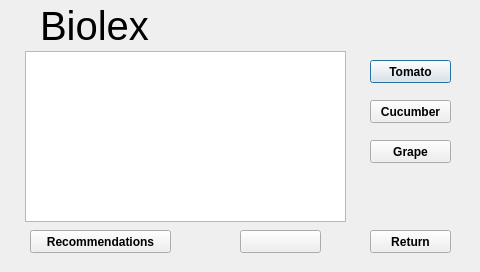
Before: the Qt Designer form showbiolex.ui in 3semesterprojekt/DevKitsoftware, drawn with Qt 5.
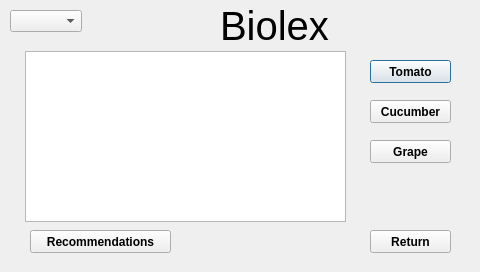
After: the same form once the commit is applied.

```diff
--- a/showbiolex.ui
+++ b/showbiolex.ui
@@ -16,7 +16,7 @@
   <widget class="QLabel" name="label">
    <property name="geometry">
     <rect>
-     <x>40</x>
+     <x>220</x>
      <y>0</y>
      <width>291</width>
      <height>51</height>
@@ -136,17 +136,20 @@
     <string>Recommendations</string>
    </property>
   </widget>
-  <widget class="QPushButton" name="pushButton_6">
+  <widget class="QComboBox" name="deviceComboBox">
    <property name="geometry">
     <rect>
-     <x>240</x>
-     <y>230</y>
-     <width>81</width>
-     <height>23</height>
+     <x>10</x>
+     <y>10</y>
+     <width>131</width>
+     <height>21</height>
     </rect>
    </property>
-   <property name="text">
-    <string/>
+   <property name="focusPolicy">
+    <enum>Qt::NoFocus</enum>
+   </property>
+   <property name="sizeAdjustPolicy">
+    <enum>QComboBox::AdjustToContents</enum>
    </property>
   </widget>
  </widget>
```
